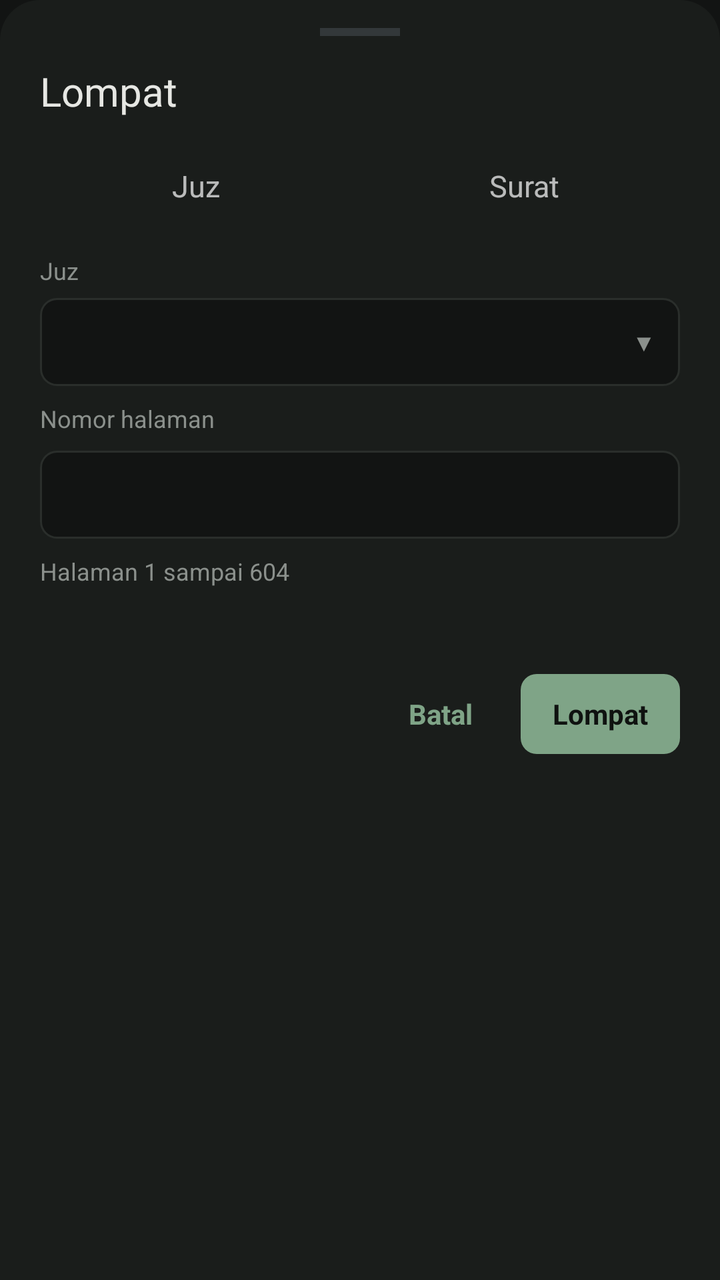
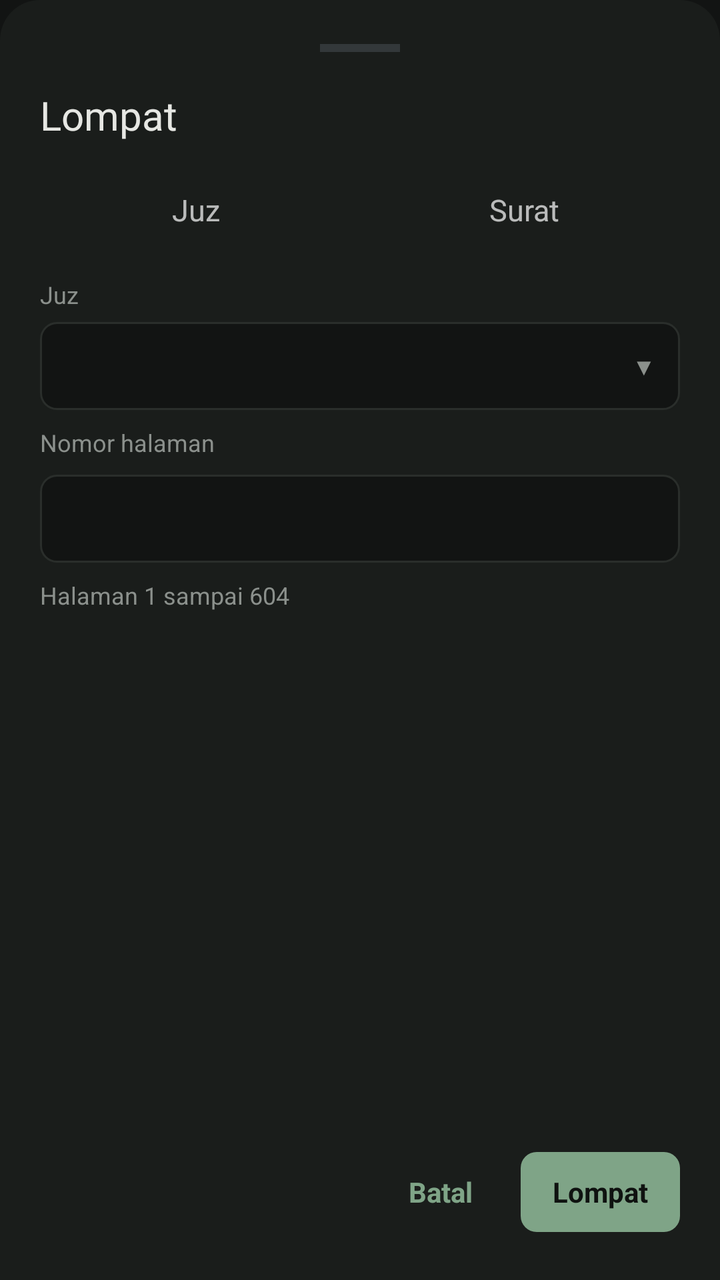

Before-and-after screenshots of an Android layout around one commit, followed by the original layout XML and the change that was made.
<!-- AndroidManifest.xml: application theme Theme.Alquran -->
<!-- res/layout/dialog_lompat.xml -->
<?xml version="1.0" encoding="utf-8"?>
<LinearLayout xmlns:android="http://schemas.android.com/apk/res/android"
    android:layout_width="match_parent"
    android:layout_height="match_parent"
    android:background="@drawable/bg_sheet"
    android:clipChildren="false"
    android:orientation="vertical"
    android:paddingStart="20dp"
    android:paddingTop="14dp"
    android:paddingEnd="20dp"
    android:paddingBottom="24dp">

    <View
        android:layout_width="40dp"
        android:layout_height="4dp"
        android:layout_gravity="center_horizontal"
        android:background="@color/frame" />

    <TextView
        android:layout_width="wrap_content"
        android:layout_height="wrap_content"
        android:layout_marginTop="14dp"
        android:fontFamily="@font/cardo_bold"
        android:text="@string/lompat_judul"
        android:textColor="@color/text"
        android:textSize="20sp" />

    <LinearLayout
        android:layout_width="match_parent"
        android:layout_height="40dp"
        android:layout_marginTop="14dp"
        android:orientation="horizontal">

        <TextView
            android:id="@+id/tab_juz"
            android:layout_width="0dp"
            android:layout_height="match_parent"
            android:layout_weight="1"
            android:gravity="center"
            android:text="@string/lompat_juz"
            android:textSize="15sp" />

        <TextView
            android:id="@+id/tab_surat"
            android:layout_width="0dp"
            android:layout_height="match_parent"
            android:layout_marginStart="8dp"
            android:layout_weight="1"
            android:gravity="center"
            android:text="@string/lompat_surat"
            android:textSize="15sp" />
    </LinearLayout>

    
    <FrameLayout
        android:layout_width="match_parent"
        android:layout_height="210dp"
        android:layout_marginTop="14dp"
        android:clipChildren="false"
        android:clipToPadding="false">

        
        <FrameLayout
            android:id="@+id/panel_juz"
            android:layout_width="match_parent"
            android:layout_height="match_parent"
            android:clipChildren="false"
            android:clipToPadding="false">

            <TextView
                android:layout_width="wrap_content"
                android:layout_height="wrap_content"
                android:text="@string/lompat_juz"
                android:textColor="@color/muted"
                android:textSize="12sp" />

            <LinearLayout
                android:id="@+id/btn_juz"
                android:layout_width="match_parent"
                android:layout_height="44dp"
                android:layout_marginTop="22dp"
                android:background="@drawable/bg_isi"
                android:clickable="true"
                android:focusable="true"
                android:gravity="center_vertical"
                android:orientation="horizontal"
                android:paddingStart="12dp"
                android:paddingEnd="12dp">

                <TextView
                    android:id="@+id/teks_juz"
                    android:layout_width="0dp"
                    android:layout_height="wrap_content"
                    android:layout_weight="1"
                    android:textColor="@color/text"
                    android:textSize="15sp" />

                <TextView
                    android:id="@+id/panah_juz"
                    android:layout_width="wrap_content"
                    android:layout_height="wrap_content"
                    android:text="@string/lompat_panah_bawah"
                    android:textColor="@color/muted"
                    android:textSize="12sp" />
            </LinearLayout>

            
            <ListView
                android:id="@+id/list_juz"
                android:layout_width="match_parent"
                android:layout_height="198dp"
                android:layout_marginTop="74dp"
                android:background="@drawable/bg_menu"
                android:divider="@null"
                android:elevation="8dp"
                android:padding="4dp"
                android:visibility="gone" />

            <LinearLayout
                android:layout_width="match_parent"
                android:layout_height="wrap_content"
                android:layout_marginTop="74dp"
                android:orientation="vertical">

                <TextView
                    android:layout_width="wrap_content"
                    android:layout_height="wrap_content"
                    android:text="@string/lompat_nomor_halaman"
                    android:textColor="@color/muted"
                    android:textSize="12sp" />

                <EditText
                    android:id="@+id/inp_halaman"
                    android:layout_width="match_parent"
                    android:layout_height="44dp"
                    android:layout_marginTop="8dp"
                    android:background="@drawable/bg_isi"
                    android:gravity="center_vertical"
                    android:importantForAutofill="no"
                    android:inputType="number"
                    android:paddingStart="12dp"
                    android:paddingEnd="12dp"
                    android:singleLine="true"
                    android:textColor="@color/text"
                    android:textColorHint="@color/muted"
                    android:textSize="15sp" />

                <TextView
                    android:id="@+id/hint_halaman"
                    android:layout_width="wrap_content"
                    android:layout_height="wrap_content"
                    android:layout_marginTop="8dp"
                    android:text="@string/lompat_hint_halaman"
                    android:textColor="@color/muted"
                    android:textSize="12sp" />
            </LinearLayout>
        </FrameLayout>

        
        <FrameLayout
            android:id="@+id/panel_surat"
            android:layout_width="match_parent"
            android:layout_height="match_parent"
            android:clipChildren="false"
            android:clipToPadding="false"
            android:visibility="gone">

            <TextView
                android:layout_width="wrap_content"
                android:layout_height="wrap_content"
                android:text="@string/lompat_surat_label"
                android:textColor="@color/muted"
                android:textSize="12sp" />

            <LinearLayout
                android:id="@+id/btn_surat"
                android:layout_width="match_parent"
                android:layout_height="44dp"
                android:layout_marginTop="22dp"
                android:background="@drawable/bg_isi"
                android:clickable="true"
                android:focusable="true"
                android:gravity="center_vertical"
                android:orientation="horizontal"
                android:paddingStart="12dp"
                android:paddingEnd="12dp">

                <TextView
                    android:id="@+id/teks_surat"
                    android:layout_width="0dp"
                    android:layout_height="wrap_content"
                    android:layout_weight="1"
                    android:textColor="@color/text"
                    android:textSize="15sp" />

                <TextView
                    android:id="@+id/panah_surat"
                    android:layout_width="wrap_content"
                    android:layout_height="wrap_content"
                    android:text="@string/lompat_panah_bawah"
                    android:textColor="@color/muted"
                    android:textSize="12sp" />
            </LinearLayout>

            <ListView
                android:id="@+id/list_surat"
                android:layout_width="match_parent"
                android:layout_height="198dp"
                android:layout_marginTop="74dp"
                android:background="@drawable/bg_menu"
                android:divider="@null"
                android:elevation="8dp"
                android:padding="4dp"
                android:visibility="gone" />

            <LinearLayout
                android:layout_width="match_parent"
                android:layout_height="wrap_content"
                android:layout_marginTop="74dp"
                android:orientation="vertical">

                <TextView
                    android:layout_width="wrap_content"
                    android:layout_height="wrap_content"
                    android:text="@string/lompat_ayat_label"
                    android:textColor="@color/muted"
                    android:textSize="12sp" />

                <EditText
                    android:id="@+id/inp_ayat"
                    android:layout_width="match_parent"
                    android:layout_height="44dp"
                    android:layout_marginTop="8dp"
                    android:background="@drawable/bg_isi"
                    android:gravity="center_vertical"
                    android:importantForAutofill="no"
                    android:inputType="number"
                    android:paddingStart="12dp"
                    android:paddingEnd="12dp"
                    android:singleLine="true"
                    android:textColor="@color/text"
                    android:textColorHint="@color/muted"
                    android:textSize="15sp" />

                <TextView
                    android:id="@+id/hint_ayat"
                    android:layout_width="wrap_content"
                    android:layout_height="wrap_content"
                    android:layout_marginTop="8dp"
                    android:textColor="@color/muted"
                    android:textSize="12sp" />
            </LinearLayout>
        </FrameLayout>
    </FrameLayout>

    <LinearLayout
        android:layout_width="match_parent"
        android:layout_height="40dp"
        android:gravity="end|center_vertical"
        android:orientation="horizontal">

        <TextView
            android:id="@+id/btn_batal"
            android:layout_width="wrap_content"
            android:layout_height="match_parent"
            android:gravity="center"
            android:paddingStart="16dp"
            android:paddingEnd="16dp"
            android:text="@string/lompat_batal"
            android:textColor="@color/accent"
            android:textSize="14sp"
            android:textStyle="bold" />

        <TextView
            android:id="@+id/btn_lompat"
            android:layout_width="wrap_content"
            android:layout_height="match_parent"
            android:layout_marginStart="8dp"
            android:background="@drawable/bg_tab_on"
            android:gravity="center"
            android:paddingStart="16dp"
            android:paddingEnd="16dp"
            android:text="@string/lompat_lompat"
            android:textColor="#0F1210"
            android:textSize="14sp"
            android:textStyle="bold" />
    </LinearLayout>
</LinearLayout>
<!-- resources referenced by this layout -->
<resources>
  <color name="accent">#7FA487</color>
  <color name="frame">#33383A</color>
  <color name="muted">#8B908C</color>
  <color name="text">#E6E7E3</color>
  <!-- drawable bg_isi (drawable) -->
  <?xml version="1.0" encoding="utf-8"?>
  <shape xmlns:android="http://schemas.android.com/apk/res/android" android:shape="rectangle">
      <solid android:color="@color/bg" />
      <stroke android:width="1dp" android:color="@color/line" />
      <corners android:radius="8dp" />
  </shape>
  <!-- drawable bg_menu (drawable) -->
  <?xml version="1.0" encoding="utf-8"?>
  <shape xmlns:android="http://schemas.android.com/apk/res/android" android:shape="rectangle">
      <solid android:color="@color/surface" />
      <stroke android:width="1dp" android:color="@color/line" />
      <corners android:radius="8dp" />
  </shape>
  <!-- drawable bg_sheet (drawable) -->
  <?xml version="1.0" encoding="utf-8"?>
  <shape xmlns:android="http://schemas.android.com/apk/res/android" android:shape="rectangle">
      <solid android:color="@color/surface" />
      <corners
          android:topLeftRadius="20dp"
          android:topRightRadius="20dp"
          android:bottomLeftRadius="0dp"
          android:bottomRightRadius="0dp" />
  </shape>
  <!-- drawable bg_tab_on (drawable) -->
  <?xml version="1.0" encoding="utf-8"?>
  <shape xmlns:android="http://schemas.android.com/apk/res/android" android:shape="rectangle">
      <solid android:color="@color/accent" />
      <corners android:radius="8dp" />
  </shape>
  <string name="lompat_ayat_label">Nomor ayat</string>
  <string name="lompat_batal">Batal</string>
  <string name="lompat_hint_halaman">Halaman 1 sampai 604</string>
  <string name="lompat_judul">Lompat</string>
  <string name="lompat_juz">Juz</string>
  <string name="lompat_lompat">Lompat</string>
  <string name="lompat_nomor_halaman">Nomor halaman</string>
  <string name="lompat_panah_bawah">▼</string>
  <string name="lompat_surat">Surat</string>
  <string name="lompat_surat_label">Surat</string>
  <style name="Theme.Alquran" parent="Theme.AppCompat.NoActionBar">
          <item name="android:windowBackground">@color/bg</item>
          <item name="android:statusBarColor">@color/bg</item>
          <item name="android:navigationBarColor">@color/bg</item>
          <item name="android:windowLightStatusBar">false</item>
      </style>
  <color name="bg">#121413</color>
  <color name="line">#2A2E2B</color>
  <color name="surface">#1A1D1B</color>
</resources>

<!-- the commit's change to res/layout/dialog_lompat.xml (unified diff, before → after) -->
@@ -10,16 +10,23 @@
     android:paddingEnd="20dp"
     android:paddingBottom="24dp">
 
-    <View
-        android:layout_width="40dp"
-        android:layout_height="4dp"
-        android:layout_gravity="center_horizontal"
-        android:background="@color/frame" />
+    
+    <FrameLayout
+        android:id="@+id/pegangan"
+        android:layout_width="match_parent"
+        android:layout_height="20dp">
+
+        <View
+            android:layout_width="40dp"
+            android:layout_height="4dp"
+            android:layout_gravity="center"
+            android:background="@color/frame" />
+    </FrameLayout>
 
     <TextView
         android:layout_width="wrap_content"
         android:layout_height="wrap_content"
-        android:layout_marginTop="14dp"
+        android:layout_marginTop="10dp"
         android:fontFamily="@font/cardo_bold"
         android:text="@string/lompat_judul"
         android:textColor="@color/text"
@@ -54,7 +61,8 @@
     
     <FrameLayout
         android:layout_width="match_parent"
-        android:layout_height="210dp"
+        android:layout_height="0dp"
+        android:layout_weight="1"
         android:layout_marginTop="14dp"
         android:clipChildren="false"
         android:clipToPadding="false">
